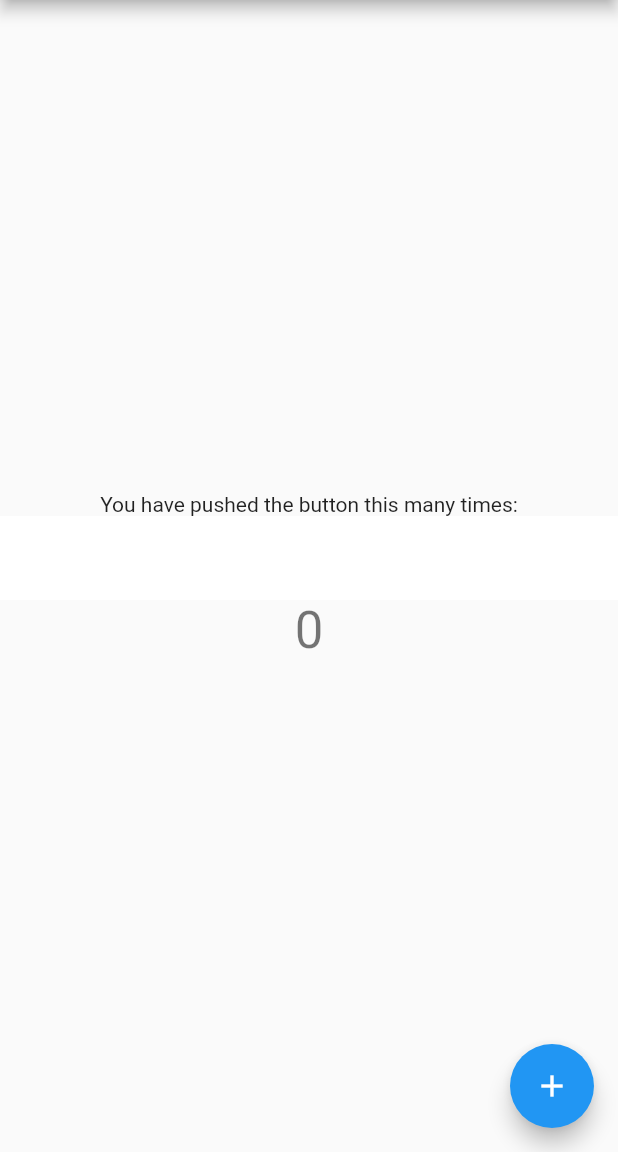
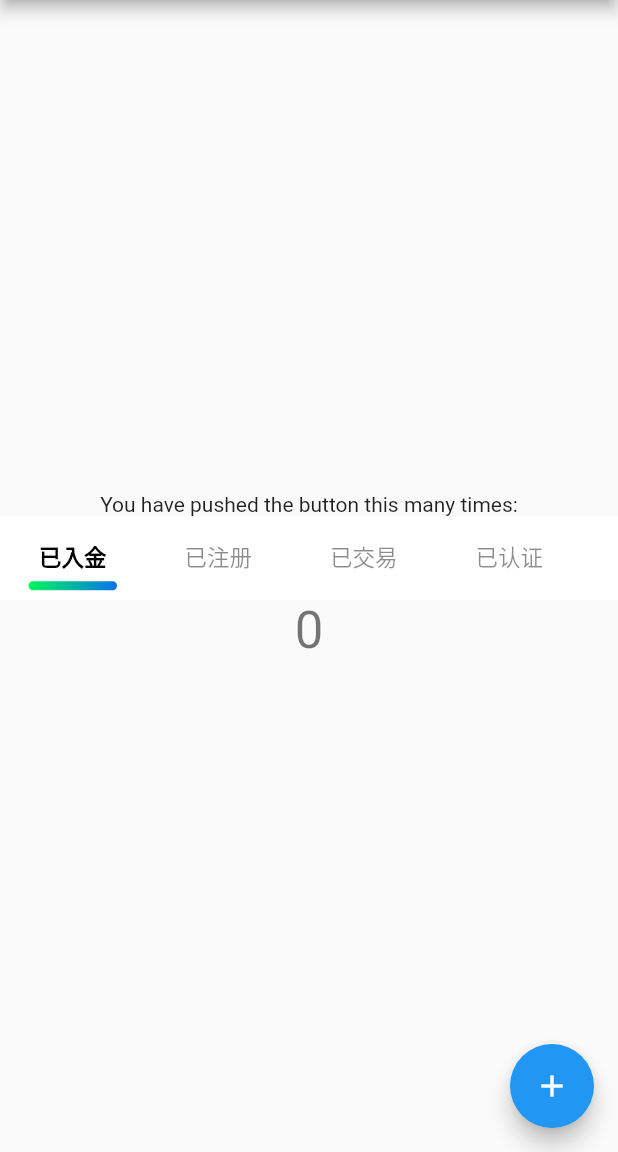
Before and after one commit to huangsongyao/custom_tabbar, a Flutter app: the screen it shows after launch, on a phone screen of 412 x 824 dp, the part 84-1236 px from its top. Run offline on Flutter 3.47's test engine with Material 2 defaults, Android fonts, the phone set to English and light mode, and no system bars.

Commit message:
fix: 更新0.0.4

```diff
--- a/custom_tab_bar/lib/custom_tab_configs.dart
+++ b/custom_tab_bar/lib/custom_tab_configs.dart
@@ -116,13 +116,13 @@ class HSYCustomTabBarConfigs {
         ? (this.selectedStyle ??
             TextStyle(
               fontSize: 15,
-              color: Colors.black45,
+              color: Colors.black,
+              fontWeight: FontWeight.bold,
             ))
         : (this.unselectedStyle ??
             TextStyle(
               fontSize: 15,
               color: Colors.black45,
-              fontWeight: FontWeight.bold,
             )));
   }
 }
--- a/custom_tab_bar/pubspec.yaml
+++ b/custom_tab_bar/pubspec.yaml
@@ -1,6 +1,6 @@
 name: custom_tab_bar
 description: 高度自定义TabBar
-version: 0.0.3
+version: 0.0.4
 homepage: https://github.com/huangsongyao/custom_tabbar
 
 environment:
--- a/custom_tabbar_test/flutter_app/lib/main.dart
+++ b/custom_tabbar_test/flutter_app/lib/main.dart
@@ -103,7 +103,16 @@ class _MyHomePageState extends State<MyHomePage> {
               'You have pushed the button this many times:',
             ),
             HSYCustomTabBar(
-              initTabBarConfigs: HSYCustomTabBarConfigs(),
+              initTabBarConfigs: HSYCustomTabBarConfigs(
+                itemConfigs: [
+                  HSYCustomTabBarItemConfigs(text: '已入金'),
+                  HSYCustomTabBarItemConfigs(text: '已注册'),
+                  HSYCustomTabBarItemConfigs(text: '已交易'),
+                  HSYCustomTabBarItemConfigs(text: '已认证'),
+                  HSYCustomTabBarItemConfigs(text: '已理财'),
+                  HSYCustomTabBarItemConfigs(text: '已登录')
+                ],
+              ),
             ),
             Text(
               '$_counter',
--- a/custom_tabbar_test/flutter_app/pubspec.yaml
+++ b/custom_tabbar_test/flutter_app/pubspec.yaml
@@ -24,7 +24,7 @@ dependencies:
   flutter:
     sdk: flutter
 
-  custom_tab_bar: ^0.0.2
+  custom_tab_bar: ^0.0.3
 
   # The following adds the Cupertino Icons font to your application.
   # Use with the CupertinoIcons class for iOS style icons.
```
Also changed, not shown: custom_tabbar_test/flutter_app/pubspec.lock, 1 other file.
